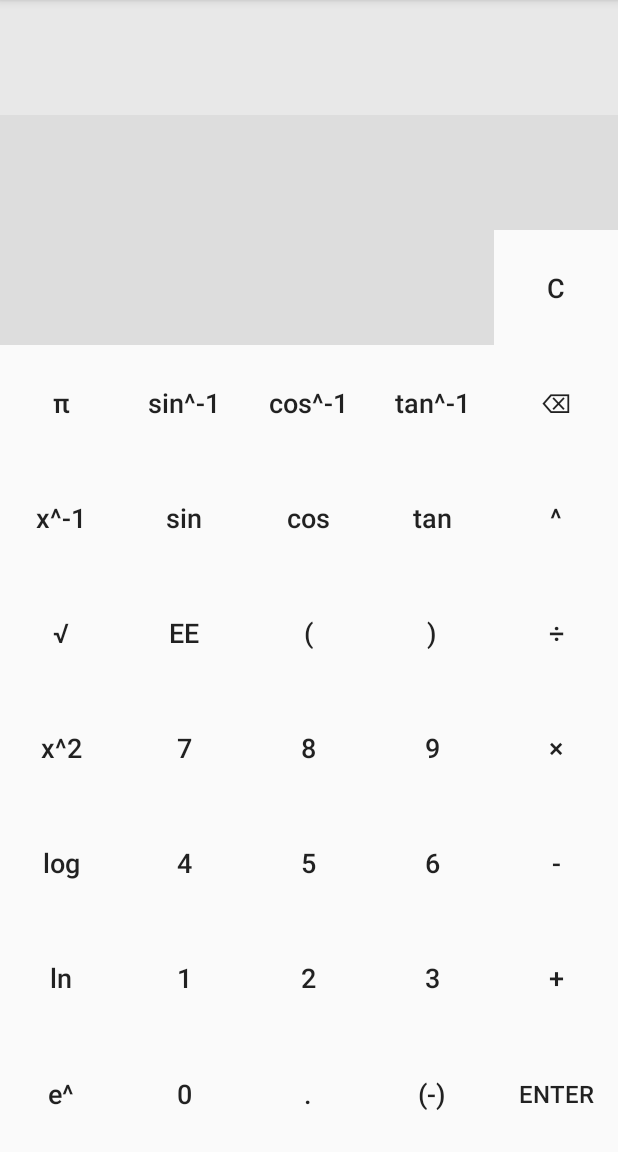
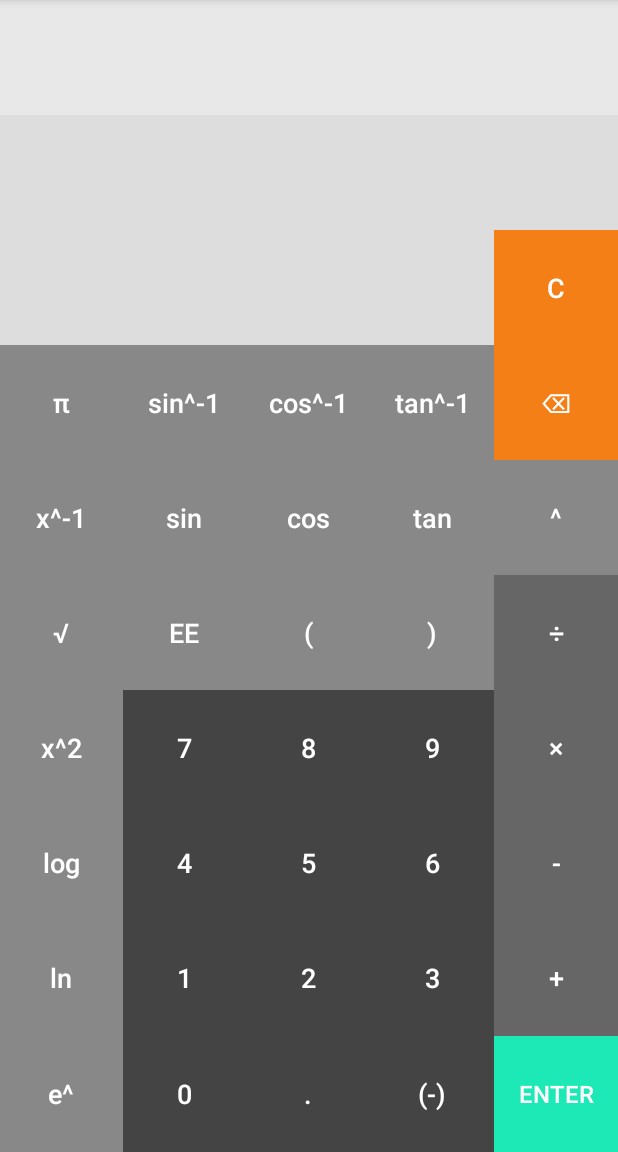
Before and after one commit to jessepye/FuzzyCalc, an Android app: the screen it shows after launch (MainActivity), after a tap on an icon or button, on a phone screen of 412 x 824 dp, the part 84-1236 px from its top. Run offline under Robolectric (Android 15) with nearby library versions, the phone set to English and light mode, and no system bars.

Commit message:
Buttons now have pretty colors

```diff
--- a/app/src/main/java/com/jessepye/fuzzycalc/MainActivity.java
+++ b/app/src/main/java/com/jessepye/fuzzycalc/MainActivity.java
@@ -20,6 +20,8 @@ import android.view.View;
 import android.widget.Button;
 import android.widget.TextView;
 
+import java.util.ArrayList;
+
 public class MainActivity extends AppCompatActivity {
 
     private static final String TAG = MainActivity.class.getName(); //used for Logs
@@ -27,6 +29,7 @@ public class MainActivity extends AppCompatActivity {
     private boolean currentlyGuessing = false;
 
     Button btn_clr,
+            btn_backsp,
             btn_sin, btn_cos, btn_tan, btn_exp,
             btn_opn_paren, btn_cls_paren, btn_div,
             btn_7, btn_8, btn_9, btn_mul,
@@ -42,9 +45,12 @@ public class MainActivity extends AppCompatActivity {
     protected void onCreate(Bundle savedInstanceState) {
         super.onCreate(savedInstanceState);
         setContentView(R.layout.activity_main);
-        //Map<Button, Integer> buttonMap = new HashMap<>()
+
+        ArrayList<Button> calculationWindowList = new ArrayList<Button>();
+        ArrayList<Button> guessWindowList = new ArrayList<Button>();
 
         btn_clr = findViewById(R.id.btn_clr);
+        btn_backsp = findViewById(R.id.btn_backsp);
         btn_sin = findViewById(R.id.btn_sin);
         btn_cos = findViewById(R.id.btn_cos);
         btn_tan = findViewById(R.id.btn_tan);
@@ -80,9 +86,26 @@ public class MainActivity extends AppCompatActivity {
                 guessWindow.setText("");
 
                 currentlyGuessing=false;
-                calculationWindow.setBackgroundColor(Color.parseColor("#E8E8E8")); //TODO: probably should be using colors.xml or similar
-                guessWindow.setBackgroundColor(Color.parseColor("#DDDDDD"));
+                calculationWindow.setBackgroundColor(getResources().getColor(R.color.fieldSelected));
+                guessWindow.setBackgroundColor(getResources().getColor(R.color.fieldNotSelected));
 
+            }
+        });
+
+        btn_backsp.setOnClickListener(new View.OnClickListener() {
+            @Override
+            public void onClick(View v) {
+                if(currentlyGuessing){
+                    Log.v(TAG,"Guess window is currently: "+guessWindow.getText().toString());
+                    if (guessWindow.getText() != null && guessWindow.getText().length() > 0) {
+                        guessWindow.setText( guessWindow.getText().toString().substring(0, guessWindow.getText().length() - 1) );
+                    }
+                }else{
+                    Log.v(TAG,"Calculation window is currently: "+calculationWindow.getText().toString());
+                    if (calculationWindow.getText() != null && calculationWindow.getText().length() > 0) {
+                        calculationWindow.setText( calculationWindow.getText().toString().substring(0, calculationWindow.getText().length() - 1) );
+                    }
+                }
             }
         });
 
@@ -132,7 +155,6 @@ public class MainActivity extends AppCompatActivity {
             @Override
             public void onClick(View v) {
                 handleButtonInput("0");
-                //Log.v(TAG, "Writing 0 to calculationWindow");
             }
         });
 
@@ -209,28 +231,28 @@ public class MainActivity extends AppCompatActivity {
         btn_add.setOnClickListener(new View.OnClickListener() {
             @Override
             public void onClick(View v) {
-                handleButtonInput("+");
+                handleButtonInput(" + ");
             }
         });
 
         btn_sub.setOnClickListener(new View.OnClickListener() {
             @Override
             public void onClick(View v) {
-                handleButtonInput("-");
+                handleButtonInput(" - ");
             }
         });
 
         btn_mul.setOnClickListener(new View.OnClickListener() {
             @Override
             public void onClick(View v) {
-                handleButtonInput("*");
+                handleButtonInput(" * ");
             }
         });
 
         btn_div.setOnClickListener(new View.OnClickListener() {
             @Override
             public void onClick(View v) {
-                handleButtonInput("/");
+                handleButtonInput(" / ");
             }
         });
 
@@ -239,15 +261,15 @@ public class MainActivity extends AppCompatActivity {
             public void onClick(View v) {
                 if (!currentlyGuessing) {
                     currentlyGuessing = true;
-                    calculationWindow.setBackgroundColor(Color.parseColor("#DDDDDD")); //TODO: probably should be using colors.xml or similar
-                    guessWindow.setBackgroundColor(Color.parseColor("#E8E8E8"));
+                    calculationWindow.setBackgroundColor(getResources().getColor(R.color.fieldNotSelected));
+                    guessWindow.setBackgroundColor(getResources().getColor(R.color.fieldSelected));
                     guessWindow.setText("");
                 } else {
                     if(guessIsCloseEnough()) {
                         resultWindow.setText("" + eval(calculationWindow.getText().toString())); //TODO: omg figure out why I need the "" +
                         currentlyGuessing=false;
-                        calculationWindow.setBackgroundColor(Color.parseColor("#E8E8E8")); //TODO: probably should be using colors.xml or similar
-                        guessWindow.setBackgroundColor(Color.parseColor("#DDDDDD"));
+                        calculationWindow.setBackgroundColor(getResources().getColor(R.color.fieldSelected)); //TODO: probably should be using colors.xml or similar
+                        guessWindow.setBackgroundColor(getResources().getColor(R.color.fieldNotSelected));
                     }
                 }
             }
@@ -260,6 +282,7 @@ public class MainActivity extends AppCompatActivity {
         }
         double guess = Double.parseDouble(guessWindow.getText().toString());
         double result = eval(calculationWindow.getText().toString());
+        Log.v(TAG,"Comparing guess " + guess + " against real answer " + result);
         if(result<0) {
             return guess*1.25 < result && result < guess*0.75;
         } else{
@@ -277,10 +300,9 @@ public class MainActivity extends AppCompatActivity {
     }
 
     //TODO: grok this and implement a better version
-    //TODO: crashes with empty string input!
     private static double eval(final String str) {
         if (str.isEmpty()){
-            return Float.NaN;
+            return Double.NaN;
         }
         return new Object() {
             int pos = -1, ch;
--- a/app/src/main/res/layout/activity_main.xml
+++ b/app/src/main/res/layout/activity_main.xml
@@ -17,7 +17,7 @@ tools:context=".MainActivity">
         android:layout_width="match_parent"
         android:layout_height="0dp"
         android:layout_weight="1"
-        android:background="#E8E8E8"
+        android:background="@color/fieldSelected"
         android:gravity="start"
         android:padding="16dp"
         android:textSize="28dp" />
@@ -27,7 +27,7 @@ tools:context=".MainActivity">
         android:layout_width="match_parent"
         android:layout_height="0dp"
         android:layout_weight="1"
-        android:background="#DDD"
+        android:background="@color/fieldNotSelected"
         android:gravity="end"
         android:padding="16dp"
         android:textSize="28dp" />
@@ -43,13 +43,15 @@ tools:context=".MainActivity">
             android:layout_width="0dp"
             android:layout_height="match_parent"
             android:layout_weight="0.8"
-            android:background="#DDD"
+            android:background="@color/fieldNotSelected"
             android:padding="16dp"
             android:textSize="28dp" />
 
         <Button
             android:id="@+id/btn_clr"
             style="?android:attr/borderlessButtonStyle"
+            android:background="@color/clearButton"
+            android:textColor="@android:color/white"
             android:layout_width="0dp"
             android:layout_height="match_parent"
             android:layout_weight="0.2"
@@ -68,6 +70,8 @@ tools:context=".MainActivity">
         <Button
             android:id="@+id/btn_pi"
             style="?android:attr/borderlessButtonStyle"
+            android:background="@color/buttonLight"
+            android:textColor="@android:color/white"
             android:layout_width="0dp"
             android:layout_height="match_parent"
             android:layout_weight="1"
@@ -78,6 +82,8 @@ tools:context=".MainActivity">
         <Button
             android:id="@+id/btn_arcsin"
             style="?android:attr/borderlessButtonStyle"
+            android:background="@color/buttonLight"
+            android:textColor="@android:color/white"
             android:layout_width="0dp"
             android:layout_height="match_parent"
             android:layout_weight="1"
@@ -88,6 +94,8 @@ tools:context=".MainActivity">
         <Button
             android:id="@+id/btn_arccos"
             style="?android:attr/borderlessButtonStyle"
+            android:background="@color/buttonLight"
+            android:textColor="@android:color/white"
             android:layout_width="0dp"
             android:layout_height="match_parent"
             android:layout_weight="1"
@@ -98,6 +106,8 @@ tools:context=".MainActivity">
         <Button
             android:id="@+id/btn_arctan"
             style="?android:attr/borderlessButtonStyle"
+            android:background="@color/buttonLight"
+            android:textColor="@android:color/white"
             android:layout_width="0dp"
             android:layout_height="match_parent"
             android:layout_weight="1"
@@ -106,8 +116,10 @@ tools:context=".MainActivity">
             android:textSize="18dp" />
 
         <Button
-            android:id="@+id/btn_backdp"
+            android:id="@+id/btn_backsp"
             style="?android:attr/borderlessButtonStyle"
+            android:background="@color/backspaceButton"
+            android:textColor="@android:color/white"
             android:layout_width="0dp"
             android:layout_height="match_parent"
             android:layout_weight="1"
@@ -128,6 +140,8 @@ tools:context=".MainActivity">
         <Button
             android:id="@+id/btn_rec"
             style="?android:attr/borderlessButtonStyle"
+            android:background="@color/buttonLight"
+            android:textColor="@android:color/white"
             android:layout_width="0dp"
             android:layout_height="match_parent"
             android:layout_weight="1"
@@ -138,6 +152,8 @@ tools:context=".MainActivity">
         <Button
             android:id="@+id/btn_sin"
             style="?android:attr/borderlessButtonStyle"
+            android:background="@color/buttonLight"
+            android:textColor="@android:color/white"
             android:layout_width="0dp"
             android:layout_height="match_parent"
             android:layout_weight="1"
@@ -148,6 +164,8 @@ tools:context=".MainActivity">
         <Button
             android:id="@+id/btn_cos"
             style="?android:attr/borderlessButtonStyle"
+            android:background="@color/buttonLight"
+            android:textColor="@android:color/white"
             android:layout_width="0dp"
             android:layout_height="match_parent"
             android:layout_weight="1"
@@ -158,6 +176,8 @@ tools:context=".MainActivity">
         <Button
             android:id="@+id/btn_tan"
             style="?android:attr/borderlessButtonStyle"
+            android:background="@color/buttonLight"
+            android:textColor="@android:color/white"
             android:layout_width="0dp"
             android:layout_height="match_parent"
             android:layout_weight="1"
@@ -168,6 +188,8 @@ tools:context=".MainActivity">
         <Button
             android:id="@+id/btn_exp"
             style="?android:attr/borderlessButtonStyle"
+            android:background="@color/buttonLight"
+            android:textColor="@android:color/white"
             android:layout_width="0dp"
             android:layout_height="match_parent"
             android:layout_weight="1"
@@ -187,6 +209,8 @@ tools:context=".MainActivity">
         <Button
             android:id="@+id/btn_sqrt"
             style="?android:attr/borderlessButtonStyle"
+            android:background="@color/buttonLight"
+            android:textColor="@android:color/white"
             android:layout_width="0dp"
             android:layout_height="match_parent"
             android:layout_weight="1"
@@ -197,6 +221,8 @@ tools:context=".MainActivity">
         <Button
             android:id="@+id/btn_ee"
             style="?android:attr/borderlessButtonStyle"
+            android:background="@color/buttonLight"
+            android:textColor="@android:color/white"
             android:layout_width="0dp"
             android:layout_height="match_parent"
             android:layout_weight="1"
@@ -207,6 +233,8 @@ tools:context=".MainActivity">
         <Button
             android:id="@+id/btn_opn_paren"
             style="?android:attr/borderlessButtonStyle"
+            android:background="@color/buttonLight"
+            android:textColor="@android:color/white"
             android:layout_width="0dp"
             android:layout_height="match_parent"
             android:layout_weight="1"
@@ -217,6 +245,8 @@ tools:context=".MainActivity">
         <Button
             android:id="@+id/btn_cls_paren"
             style="?android:attr/borderlessButtonStyle"
+            android:background="@color/buttonLight"
+            android:textColor="@android:color/white"
             android:layout_width="0dp"
             android:layout_height="match_parent"
             android:layout_weight="1"
@@ -227,6 +257,8 @@ tools:context=".MainActivity">
         <Button
             android:id="@+id/btn_div"
             style="?android:attr/borderlessButtonStyle"
+            android:background="@color/buttonMedium"
+            android:textColor="@android:color/white"
             android:layout_width="0dp"
             android:layout_height="match_parent"
             android:layout_weight="1"
@@ -246,6 +278,8 @@ tools:context=".MainActivity">
         <Button
             android:id="@+id/btn_sqr"
             style="?android:attr/borderlessButtonStyle"
+            android:background="@color/buttonLight"
+            android:textColor="@android:color/white"
             android:layout_width="0dp"
             android:layout_height="match_parent"
             android:layout_weight="1"
@@ -256,6 +290,8 @@ tools:context=".MainActivity">
         <Button
             android:id="@+id/btn_7"
             style="?android:attr/borderlessButtonStyle"
+            android:background="@color/buttonDark"
+            android:textColor="@android:color/white"
             android:layout_width="0dp"
             android:layout_height="match_parent"
             android:layout_weight="1"
@@ -266,6 +302,8 @@ tools:context=".MainActivity">
         <Button
             android:id="@+id/btn_8"
             style="?android:attr/borderlessButtonStyle"
+            android:background="@color/buttonDark"
+            android:textColor="@android:color/white"
             android:layout_width="0dp"
             android:layout_height="match_parent"
             android:layout_weight="1"
@@ -276,6 +314,8 @@ tools:context=".MainActivity">
         <Button
             android:id="@+id/btn_9"
             style="?android:attr/borderlessButtonStyle"
+            android:background="@color/buttonDark"
+            android:textColor="@android:color/white"
             android:layout_width="0dp"
             android:layout_height="match_parent"
             android:layout_weight="1"
@@ -286,6 +326,8 @@ tools:context=".MainActivity">
         <Button
             android:id="@+id/btn_mul"
             style="?android:attr/borderlessButtonStyle"
+            android:background="@color/buttonMedium"
+            android:textColor="@android:color/white"
             android:layout_width="0dp"
             android:layout_height="match_parent"
             android:layout_weight="1"
@@ -304,6 +346,8 @@ tools:context=".MainActivity">
         <Button
             android:id="@+id/btn_log"
             style="?android:attr/borderlessButtonStyle"
+            android:background="@color/buttonLight"
+            android:textColor="@android:color/white"
             android:layout_width="0dp"
             android:layout_height="match_parent"
             android:layout_weight="1"
@@ -314,6 +358,8 @@ tools:context=".MainActivity">
         <Button
             android:id="@+id/btn_4"
             style="?android:attr/borderlessButtonStyle"
+            android:background="@color/buttonDark"
+            android:textColor="@android:color/white"
             android:layout_width="0dp"
             android:layout_height="match_parent"
             android:layout_weight="1"
@@ -324,6 +370,8 @@ tools:context=".MainActivity">
         <Button
             android:id="@+id/btn_5"
             style="?android:attr/borderlessButtonStyle"
+            android:background="@color/buttonDark"
+            android:textColor="@android:color/white"
             android:layout_width="0dp"
             android:layout_height="match_parent"
             android:layout_weight="1"
@@ -334,6 +382,8 @@ tools:context=".MainActivity">
         <Button
             android:id="@+id/btn_6"
             style="?android:attr/borderlessButtonStyle"
+            android:background="@color/buttonDark"
+            android:textColor="@android:color/white"
             android:layout_width="0dp"
             android:layout_height="match_parent"
             android:layout_weight="1"
@@ -344,6 +394,8 @@ tools:context=".MainActivity">
         <Button
             android:id="@+id/btn_sub"
             style="?android:attr/borderlessButtonStyle"
+            android:background="@color/buttonMedium"
+            android:textColor="@android:color/white"
             android:layout_width="0dp"
             android:layout_height="match_parent"
             android:layout_weight="1"
@@ -362,6 +414,8 @@ tools:context=".MainActivity">
         <Button
             android:id="@+id/btn_ln"
             style="?android:attr/borderlessButtonStyle"
+            android:background="@color/buttonLight"
+            android:textColor="@android:color/white"
             android:layout_width="0dp"
             android:layout_height="match_parent"
             android:layout_weight="1"
@@ -372,6 +426,8 @@ tools:context=".MainActivity">
         <Button
             android:id="@+id/btn_1"
             style="?android:attr/borderlessButtonStyle"
+            android:background="@color/buttonDark"
+            android:textColor="@android:color/white"
             android:layout_width="0dp"
             android:layout_height="match_parent"
             android:layout_weight="1"
@@ -382,6 +438,8 @@ tools:context=".MainActivity">
         <Button
             android:id="@+id/btn_2"
             style="?android:attr/borderlessButtonStyle"
+            android:background="@color/buttonDark"
+            android:textColor="@android:color/white"
             android:layout_width="0dp"
             android:layout_height="match_parent"
             android:layout_weight="1"
@@ -392,6 +450,8 @@ tools:context=".MainActivity">
         <Button
             android:id="@+id/btn_3"
             style="?android:attr/borderlessButtonStyle"
+            android:background="@color/buttonDark"
+            android:textColor="@android:color/white"
             android:layout_width="0dp"
             android:layout_height="match_parent"
             android:layout_weight="1"
@@ -402,6 +462,8 @@ tools:context=".MainActivity">
         <Button
             android:id="@+id/btn_add"
             style="?android:attr/borderlessButtonStyle"
+            android:background="@color/buttonMedium"
+            android:textColor="@android:color/white"
             android:layout_width="0dp"
             android:layout_height="match_parent"
             android:layout_weight="1"
@@ -420,6 +482,8 @@ tools:context=".MainActivity">
         <Button
             android:id="@+id/btn_e"
             style="?android:attr/borderlessButtonStyle"
+            android:background="@color/buttonLight"
+            android:textColor="@android:color/white"
             android:layout_width="0dp"
             android:layout_height="match_parent"
             android:layout_weight="1"
@@ -429,7 +493,9 @@ tools:context=".MainActivity">
 
         <Button
             android:id="@+id/btn_0"
+            android:background="@color/buttonDark"
             style="?android:attr/borderlessButtonStyle"
+            android:textColor="@android:color/white"
             android:layout_width="0dp"
             android:layout_height="match_parent"
             android:layout_weight="1"
@@ -441,6 +507,8 @@ tools:context=".MainActivity">
         <Button
             android:id="@+id/btn_dot"
             style="?android:attr/borderlessButtonStyle"
+            android:background="@color/buttonDark"
+            android:textColor="@android:color/white"
             android:layout_width="0dp"
             android:layout_height="match_parent"
             android:layout_weight="1"
@@ -451,6 +519,8 @@ tools:context=".MainActivity">
         <Button
             android:id="@+id/btn_neg"
             style="?android:attr/borderlessButtonStyle"
+            android:background="@color/buttonDark"
+            android:textColor="@android:color/white"
             android:layout_width="0dp"
             android:layout_height="match_parent"
             android:layout_weight="1"
@@ -461,6 +531,8 @@ tools:context=".MainActivity">
         <Button
             android:id="@+id/btn_ent"
             style="?android:attr/borderlessButtonStyle"
+            android:background="@color/enterButton"
+            android:textColor="@android:color/white"
             android:layout_width="0dp"
             android:layout_height="match_parent"
             android:layout_weight="1"
--- a/app/src/main/res/values/colors.xml
+++ b/app/src/main/res/values/colors.xml
@@ -3,4 +3,12 @@
     <color name="colorPrimary">#3F51B5</color>
     <color name="colorPrimaryDark">#303F9F</color>
     <color name="colorAccent">#FF4081</color>
+    <color name="fieldSelected">#E8E8E8</color>
+    <color name="fieldNotSelected">#DDDDDD</color>
+    <color name="enterButton">#1de9b6</color>
+    <color name="clearButton">#f57f17</color>
+    <color name="backspaceButton">#f57f17</color>
+    <color name="buttonDark">#444444</color>
+    <color name="buttonMedium">#666666</color>
+    <color name="buttonLight">#888888</color>
 </resources>
```
